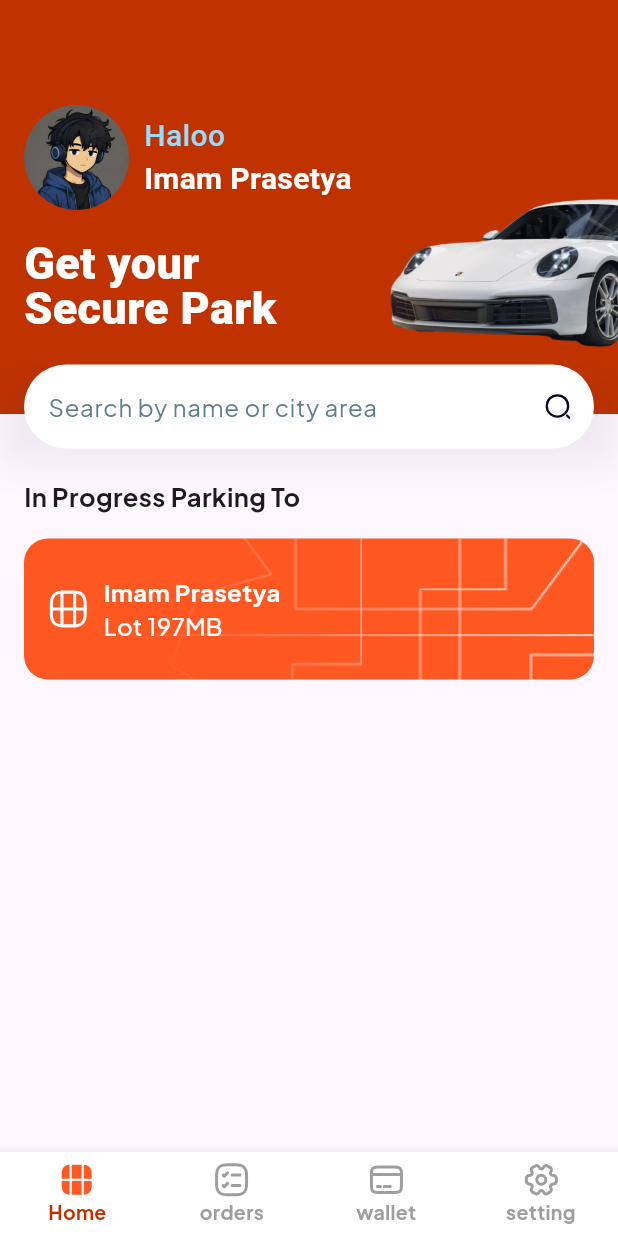
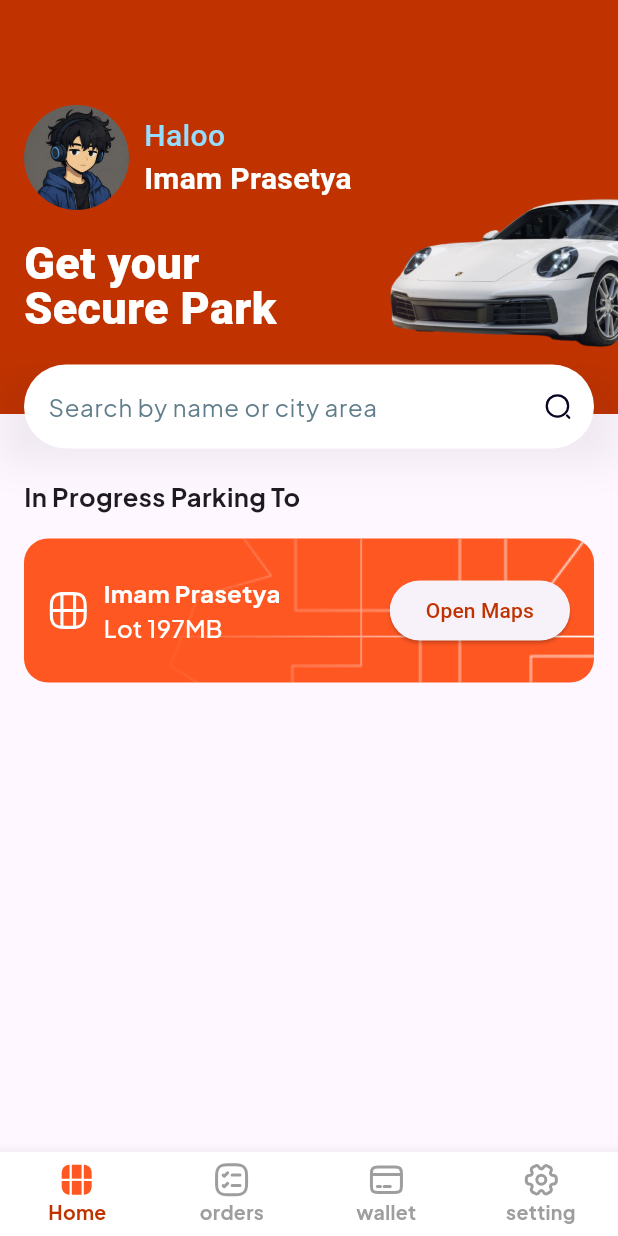
Before and after one commit to imamprasetya/parkcar, a Flutter app: the screen it shows after launch, on a phone screen of 412 x 824 dp. Run offline on Flutter 3.47's test engine with Material 3 defaults, Android fonts, the phone set to English and light mode, and no system bars; our stand-ins replace flutter_svg, google_fonts.

Commit message:
button_widget

```diff
--- a/lib/widgets/button_widget.dart
+++ b/lib/widgets/button_widget.dart
@@ -1,10 +1,17 @@
 import 'package:flutter/material.dart';
+import 'package:parkcar/theme/app_pallete.dart';
 
 class ButtonWidget extends StatelessWidget {
   const ButtonWidget({super.key});
 
   @override
   Widget build(BuildContext context) {
-    return const Placeholder();
+    return ElevatedButton(
+      onPressed: () {},
+      style: ElevatedButton.styleFrom(
+        foregroundColor: AppPallete.colorPrimaryDark,
+      ),
+      child: Text("Open Maps"),
+    );
   }
 }
--- a/lib/widgets/inprogres.dart
+++ b/lib/widgets/inprogres.dart
@@ -2,6 +2,7 @@ import 'package:flutter/material.dart';
 import 'package:flutter_svg/flutter_svg.dart';
 import 'package:google_fonts/google_fonts.dart';
 import 'package:parkcar/theme/app_pallete.dart';
+import 'package:parkcar/widgets/button_widget.dart';
 import 'package:parkcar/widgets/container_widget.dart';
 
 class InProgresWidget extends StatelessWidget {
@@ -55,6 +56,8 @@ class InProgresWidget extends StatelessWidget {
                 ),
               ],
             ),
+            Spacer(),
+            ButtonWidget(),
           ],
         ),
       ),
```
